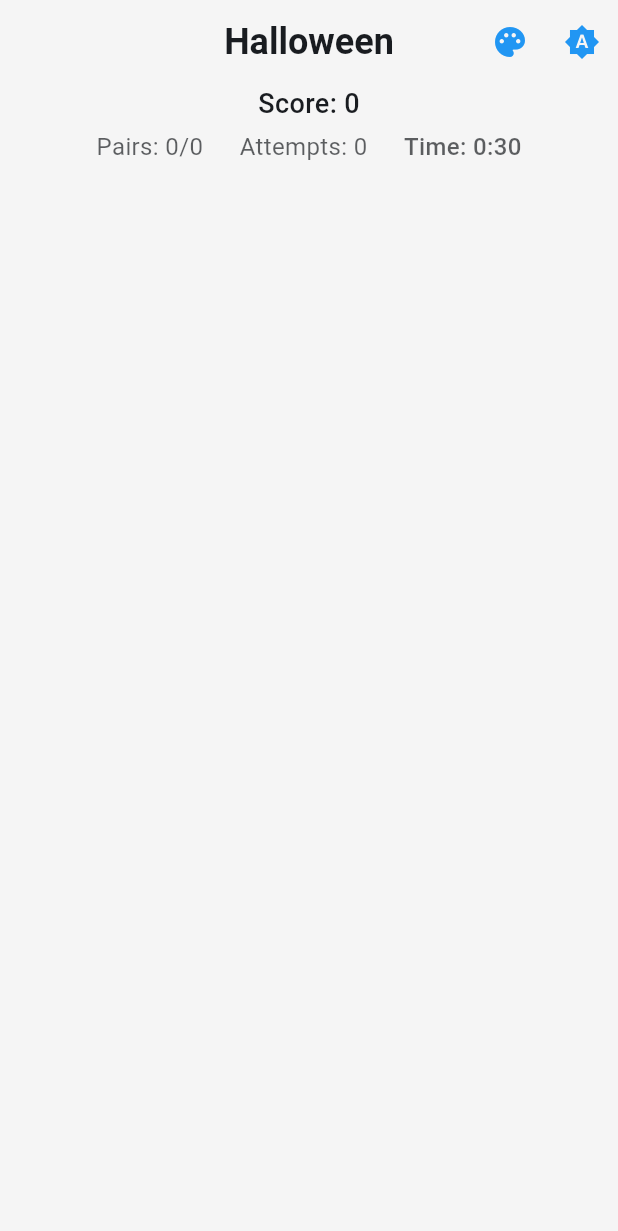
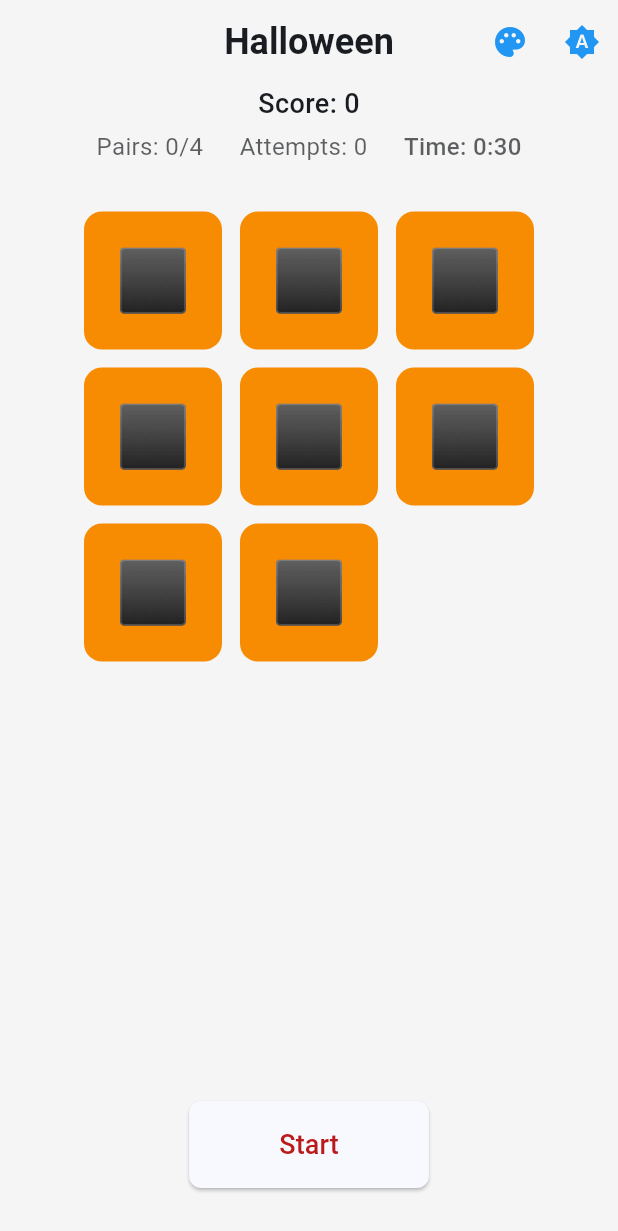
Before and after one commit to BringTheChill/matching_pairs, a Flutter app: the screen it shows after launch, on a phone screen of 412 x 824 dp. Shown: the top 1231 px of the screen. Run offline on Flutter 3.47's test engine with Material 3 defaults, Android fonts, the phone set to English and light mode, and no system bars; our stand-ins replace freezed_annotation.

Commit message:
Fix displaying list bug and enhance game reset functionality with theme support

```diff
--- a/lib/application/matching_pairs_notifier.dart
+++ b/lib/application/matching_pairs_notifier.dart
@@ -13,7 +13,7 @@ class MatchingPairsNotifier extends ChangeNotifier {
   MatchingPairsState get state => _state;
 
   void initialize({GameTheme? gameTheme}) {
-    final symbols = gameTheme?.symbols ?? [];
+    final symbols =  gameTheme?.symbols ?? [ '🍌', '🍇', '🍓', '🍉'];
 
     final selectedSymbols = symbols.take(4).toList();
     final List<GameCardData> cards = [];
@@ -151,11 +151,11 @@ class MatchingPairsNotifier extends ChangeNotifier {
     _state = _state.copyWith(isGameCompleted: true, score: finalScore);
   }
 
-  void resetGame() {
+  void resetGame({GameTheme? gameTheme}) {
     _flipBackTimer?.cancel();
     _stopTimer();
     _state = MatchingPairsState.initial();
-    notifyListeners();
+    initialize(gameTheme: gameTheme);
   }
 
   void _startTimer() {
--- a/lib/presentation/matching_pairs_page.dart
+++ b/lib/presentation/matching_pairs_page.dart
@@ -2,6 +2,7 @@ import 'package:flutter/material.dart';
 import 'package:matching_pairs/application/matching_pairs_notifier.dart';
 import 'package:matching_pairs/core/themes/theme_notifier.dart';
 import 'package:matching_pairs/core/themes/widgets/theme_selector.dart';
+import 'package:matching_pairs/presentation/widgets/congratulations_overlay_widget.dart';
 import 'package:matching_pairs/presentation/widgets/game_card_widget.dart';
 import 'package:provider/provider.dart';
 
@@ -71,7 +72,17 @@ class MatchingPairsView extends StatelessWidget {
             children: [
               const MatchingPairsContent(),
 
-              // if (notifier.state.isGameCompleted)
+              if (notifier.state.isGameCompleted)
+                CongratulationsOverlayWidget(
+                  isSuccess: !notifier.state.isGameOverByTimeout,
+                  finalScore: notifier.state.score,
+                  onDismiss: () {
+                    final themeNotifier = context.read<ThemeNotifier>();
+                    notifier.resetGame(
+                      gameTheme: themeNotifier.currentGameTheme,
+                    );
+                  },
+                ),
             ],
           );
         },
@@ -151,9 +162,8 @@ class MatchingPairsContent extends StatelessWidget {
   @override
   Widget build(BuildContext context) {
     return Consumer<MatchingPairsNotifier>(
-      builder: (context, matchingPairsNotifier, child) {
-        final state = matchingPairsNotifier.state;
-
+      builder: (context, notifier, child) {
+        final state = notifier.state;
         return Padding(
           padding: EdgeInsets.symmetric(horizontal: 40),
           child: Column(
@@ -230,9 +240,57 @@ class MatchingPairsContent extends StatelessWidget {
                         },
                       )
                     ),
+
+                    Padding(
+                      padding: EdgeInsets.only(bottom: 16, top: 16),
+                      child: Consumer2<MatchingPairsNotifier, ThemeNotifier>(
+                        builder: (context, matchingPairsNotifier, themeNotifier, child) {
+                          final isGameStarted = matchingPairsNotifier.state.isGameStarted;
+                          final isGameCompleted = matchingPairsNotifier.state.isGameCompleted;
+
+                          if (isGameCompleted) {
+                            return const SizedBox.shrink();
+                          }
+
+                          String buttonText;
+                          if (!isGameStarted) {
+                            buttonText = 'Start';
+                          } else {
+                            buttonText = 'Reset';
+                          }
+
+                          return ElevatedButton(
+                            onPressed: () {
+                              matchingPairsNotifier.resetGame(
+                                gameTheme: themeNotifier.currentGameTheme,
+                              );
+                              matchingPairsNotifier.startGame();
+                            },
+                            style: ElevatedButton.styleFrom(
+                              backgroundColor: Theme.of(context).colorScheme.surface,
+                              foregroundColor: Theme.of(context).colorScheme.error,
+                              padding: EdgeInsets.symmetric(horizontal: 60, vertical: 16),
+                              shape: RoundedRectangleBorder(
+                                borderRadius: BorderRadius.circular(8),
+                              ),
+                              minimumSize: Size(0, 48),
+                            ),
+                            child: Text(
+                              buttonText,
+                              style: TextStyle(
+                                fontSize: 18,
+                                fontWeight: FontWeight.w500,
+                              ),
+                            )
+                          );
+                        },
+                      ),
+                    )
                   ],
                 ),
-              )
+              ),
+
+              SizedBox(height: 16),
             ],
           ),
         );
```
Also changed, not shown: lib/presentation/widgets/congratulations_overlay_widget.dart (added, +182 -0 lines), 1 other file.
